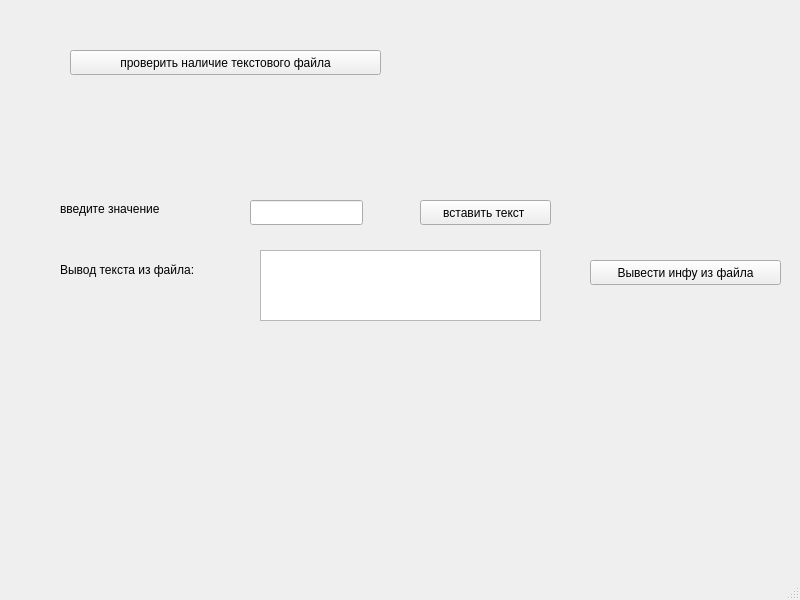
The window that mainwindow.ui (mishanyya/Qt_input_and_output_text_to_file) describes before a commit, drawn with Qt 5.
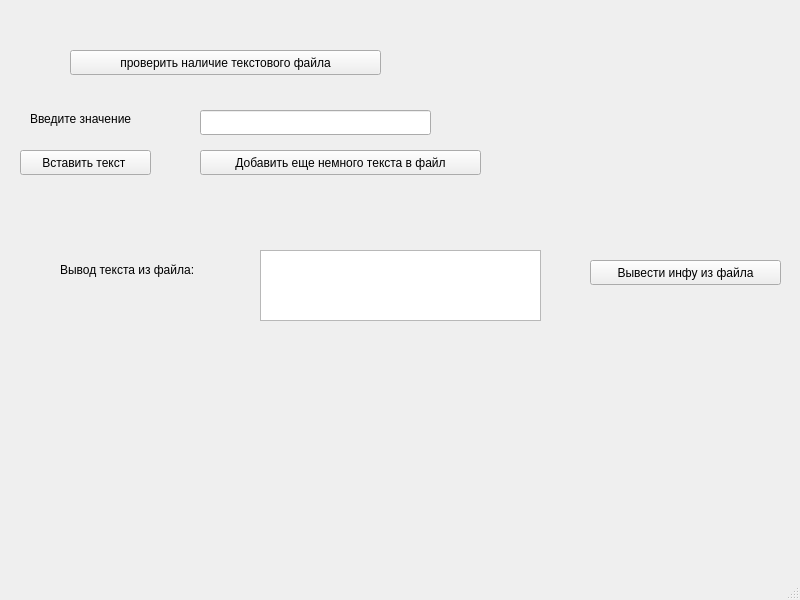
The same window after the commit.

Diff of the .ui file:
```diff
--- a/mainwindow.ui
+++ b/mainwindow.ui
@@ -17,9 +17,9 @@
    <widget class="QLineEdit" name="lineEdit">
     <property name="geometry">
      <rect>
-      <x>250</x>
-      <y>200</y>
-      <width>113</width>
+      <x>200</x>
+      <y>110</y>
+      <width>231</width>
       <height>25</height>
      </rect>
     </property>
@@ -53,27 +53,27 @@
    <widget class="QLabel" name="label_2">
     <property name="geometry">
      <rect>
-      <x>60</x>
-      <y>200</y>
+      <x>30</x>
+      <y>110</y>
       <width>161</width>
       <height>17</height>
      </rect>
     </property>
     <property name="text">
-     <string>введите значение</string>
+     <string>Введите значение</string>
     </property>
    </widget>
    <widget class="QPushButton" name="pushButton_2">
     <property name="geometry">
      <rect>
-      <x>420</x>
-      <y>200</y>
+      <x>20</x>
+      <y>150</y>
       <width>131</width>
       <height>25</height>
      </rect>
     </property>
     <property name="text">
-     <string>вставить текст </string>
+     <string>Вставить текст </string>
     </property>
    </widget>
    <widget class="QLabel" name="label_3">
@@ -112,6 +112,19 @@
      <string>Вывести инфу из файла</string>
     </property>
    </widget>
+   <widget class="QPushButton" name="pushButton_4">
+    <property name="geometry">
+     <rect>
+      <x>200</x>
+      <y>150</y>
+      <width>281</width>
+      <height>25</height>
+     </rect>
+    </property>
+    <property name="text">
+     <string>Добавить еще немного текста в файл</string>
+    </property>
+   </widget>
   </widget>
   <widget class="QMenuBar" name="menubar">
    <property name="geometry">
```
